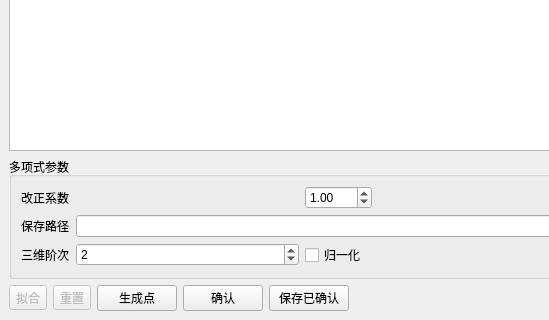
The window that src/ui/3DpointsPickedDlg.ui (qgis/QGIS) describes before a commit, drawn with Qt 5; both pictures show x 0 to 549 and y 94 to 414 of the 946 by 414 pixel window.
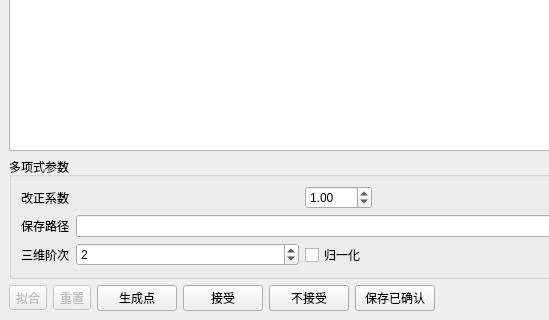
The same window after the commit.

What changed in the file:
```diff
--- a/src/ui/3DpointsPickedDlg.ui
+++ b/src/ui/3DpointsPickedDlg.ui
@@ -226,7 +226,14 @@
       <item>
        <widget class="QPushButton" name="pushButton_queren">
         <property name="text">
-         <string>确认</string>
+         <string>接受</string>
+        </property>
+       </widget>
+      </item>
+      <item>
+       <widget class="QPushButton" name="pushButtonbujieshou">
+        <property name="text">
+         <string>不接受</string>
         </property>
        </widget>
       </item>
```
